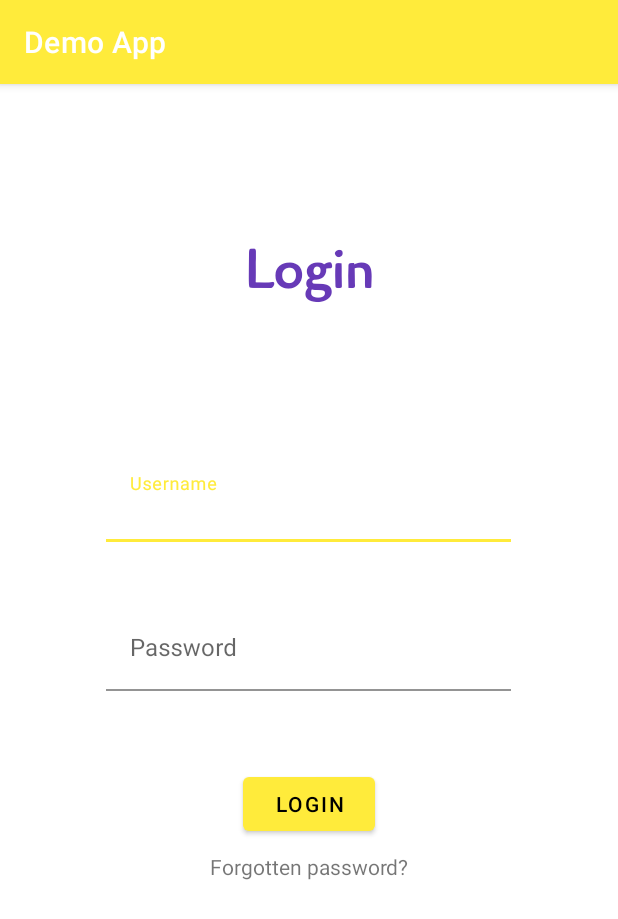
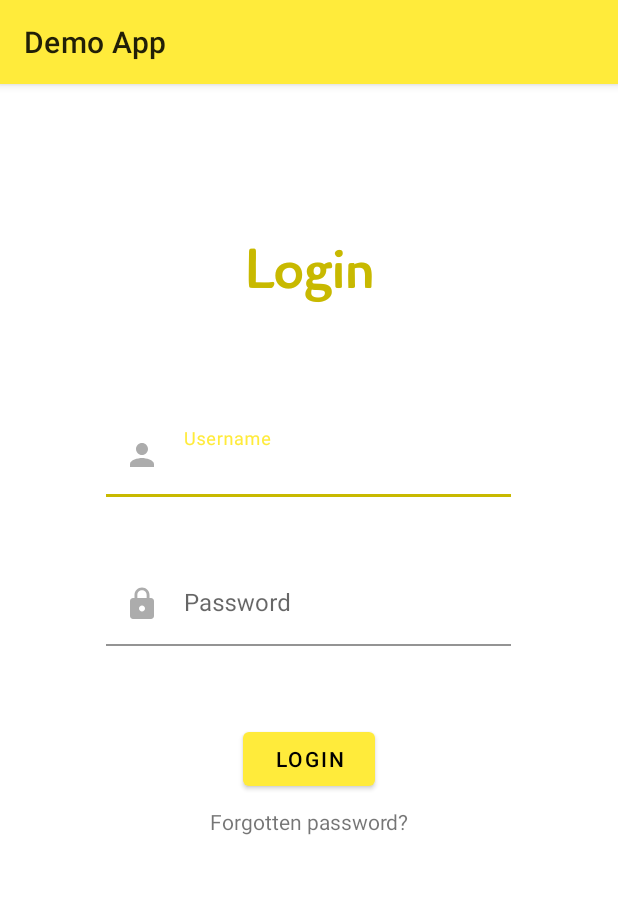
Before and after one commit to alinbabu2010/BitNews, an Android app: the screen it shows after launch (MainActivity), on a phone screen of 412 x 824 dp. Shown: the top 919 px of the screen. Run offline under Robolectric (Android 15) with nearby library versions, the phone set to English and light mode, and no system bars.

Commit message:
Add icons and styles

```diff
--- a/app/build.gradle
+++ b/app/build.gradle
@@ -9,7 +9,7 @@
 
     defaultConfig {
         applicationId "com.example.demoapp"
-        minSdkVersion 22
+        minSdkVersion 23
         targetSdkVersion 30
         versionCode 1
         versionName "1.0"
--- a/app/src/main/AndroidManifest.xml
+++ b/app/src/main/AndroidManifest.xml
@@ -10,7 +10,8 @@
         android:roundIcon="@mipmap/ic_launcher_round"
         android:supportsRtl="true"
         android:theme="@style/Theme.DemoApp">
-        <activity android:name=".activities.SplashActivity">
+        <activity android:name=".activities.SplashActivity"
+            android:theme="@style/SplashTheme">
             <intent-filter>
                 <action android:name="android.intent.action.MAIN" />
 
--- /dev/null
+++ b/app/src/main/res/drawable-anydpi/ic_password.xml
@@ -0,0 +1,11 @@
+<vector xmlns:android="http://schemas.android.com/apk/res/android"
+    android:width="24dp"
+    android:height="24dp"
+    android:viewportWidth="24"
+    android:viewportHeight="24"
+    android:tint="#333333"
+    android:alpha="0.6">
+  <path
+      android:fillColor="@android:color/white"
+      android:pathData="M18,8h-1L17,6c0,-2.76 -2.24,-5 -5,-5S7,3.24 7,6v2L6,8c-1.1,0 -2,0.9 -2,2v10c0,1.1 0.9,2 2,2h12c1.1,0 2,-0.9 2,-2L20,10c0,-1.1 -0.9,-2 -2,-2zM12,17c-1.1,0 -2,-0.9 -2,-2s0.9,-2 2,-2 2,0.9 2,2 -0.9,2 -2,2zM15.1,8L8.9,8L8.9,6c0,-1.71 1.39,-3.1 3.1,-3.1 1.71,0 3.1,1.39 3.1,3.1v2z"/>
+</vector>
--- /dev/null
+++ b/app/src/main/res/drawable-anydpi/ic_user.xml
@@ -0,0 +1,11 @@
+<vector xmlns:android="http://schemas.android.com/apk/res/android"
+    android:width="24dp"
+    android:height="24dp"
+    android:viewportWidth="24"
+    android:viewportHeight="24"
+    android:tint="#333333"
+    android:alpha="0.6">
+  <path
+      android:fillColor="@android:color/white"
+      android:pathData="M12,12c2.21,0 4,-1.79 4,-4s-1.79,-4 -4,-4 -4,1.79 -4,4 1.79,4 4,4zM12,14c-2.67,0 -8,1.34 -8,4v2h16v-2c0,-2.66 -5.33,-4 -8,-4z"/>
+</vector>
--- a/app/src/main/res/layout/fragment_login.xml
+++ b/app/src/main/res/layout/fragment_login.xml
@@ -14,7 +14,7 @@
         android:fontFamily="@font/cagliostro"
         android:text="@string/login_string"
         android:textAlignment="center"
-        android:textColor="#673AB7"
+        android:textColor="@color/primary_dark"
         android:textSize="36sp"
         android:textStyle="bold"
         app:layout_constraintEnd_toEndOf="parent"
@@ -26,13 +26,16 @@
         android:id="@+id/username_input_layout"
         android:layout_width="270dp"
         android:layout_height="75dp"
-        android:layout_marginTop="100dp"
+        android:layout_marginTop="70dp"
         android:hint="@string/username_text"
-        app:boxBackgroundColor="#FFFFFF"
+        app:boxBackgroundColor="#00FFFFFF"
+        app:boxStrokeColor="@color/primary_dark"
+        app:hintTextColor="@color/primary"
         app:layout_constraintEnd_toEndOf="parent"
         app:layout_constraintHorizontal_bias="0.496"
         app:layout_constraintStart_toStartOf="parent"
-        app:layout_constraintTop_toBottomOf="@+id/login_textView">
+        app:layout_constraintTop_toBottomOf="@+id/login_textView"
+        app:startIconDrawable="@drawable/ic_user">
 
         <com.google.android.material.textfield.TextInputEditText
             android:id="@+id/username_input"
@@ -47,11 +50,15 @@
         android:layout_height="75dp"
         android:layout_marginTop="24dp"
         android:hint="@string/password_text"
-        app:boxBackgroundColor="#FFFFFF"
+        app:boxBackgroundColor="#00FFFFFF"
+        app:boxStrokeColor="@color/primary_dark"
+        app:hintTextColor="@color/primary"
         app:layout_constraintEnd_toEndOf="parent"
         app:layout_constraintHorizontal_bias="0.496"
         app:layout_constraintStart_toStartOf="parent"
-        app:layout_constraintTop_toBottomOf="@+id/username_input_layout">
+        app:layout_constraintTop_toBottomOf="@+id/username_input_layout"
+        app:passwordToggleTint="@color/black"
+        app:startIconDrawable="@drawable/ic_password">
 
         <com.google.android.material.textfield.TextInputEditText
             android:id="@+id/password_input"
@@ -61,7 +68,7 @@
     </com.google.android.material.textfield.TextInputLayout>
 
     <Button
-        android:id="@+id/button"
+        android:id="@+id/login_button"
         android:layout_width="wrap_content"
         android:layout_height="wrap_content"
         android:layout_marginTop="32dp"
@@ -72,13 +79,15 @@
         app:layout_constraintTop_toBottomOf="@+id/password_input_layout" />
 
     <TextView
-        android:id="@+id/textView2"
+        android:id="@+id/forgot_password"
         android:layout_width="wrap_content"
         android:layout_height="wrap_content"
         android:layout_marginTop="8dp"
         android:layout_weight="1"
+        android:clickable="true"
+        android:focusable="true"
         android:text="@string/forgot_password_text"
         app:layout_constraintEnd_toEndOf="parent"
         app:layout_constraintStart_toStartOf="parent"
-        app:layout_constraintTop_toBottomOf="@+id/button" />
+        app:layout_constraintTop_toBottomOf="@+id/login_button" />
 </androidx.constraintlayout.widget.ConstraintLayout>
--- a/app/src/main/res/values-night/themes.xml
+++ b/app/src/main/res/values-night/themes.xml
@@ -3,7 +3,7 @@
     <style name="Theme.DemoApp" parent="Theme.MaterialComponents.DayNight.DarkActionBar">
         <!-- Primary brand color. -->
         <item name="colorPrimary">@color/primary</item>
-        <item name="colorPrimaryVariant">@color/primary_dark</item>
+        <item name="colorPrimaryVariant">@color/primary_light</item>
         <item name="colorOnPrimary">@color/black</item>
         <!-- Secondary brand color. -->
         <item name="colorSecondary">@color/secondary</item>
--- a/app/src/main/res/values/themes.xml
+++ b/app/src/main/res/values/themes.xml
@@ -1,16 +1,18 @@
 <resources xmlns:tools="http://schemas.android.com/tools">
     <!-- Base application theme. -->
-    <style name="Theme.DemoApp" parent="Theme.MaterialComponents.DayNight.DarkActionBar">
+    <style name="Theme.DemoApp" parent="Theme.MaterialComponents.DayNight">
         <!-- Primary brand color. -->
         <item name="colorPrimary">@color/primary</item>
-        <item name="colorPrimaryVariant">@color/primary_light</item>
+        <item name="colorPrimaryVariant">@color/primary_dark</item>
         <item name="colorOnPrimary">@color/black</item>
         <!-- Secondary brand color. -->
         <item name="colorSecondary">@color/secondary</item>
         <item name="colorSecondaryVariant">@color/secondary_light</item>
         <item name="colorOnSecondary">@color/black</item>
-        <!-- Status bar color. -->
         <item name="android:statusBarColor" tools:targetApi="l">?attr/colorPrimaryVariant</item>
-        <!-- Customize your theme here. -->
+        <item name="android:titleTextColor">@color/black</item>
+    </style>
+    <style name="SplashTheme" parent="Theme.DemoApp">
+        <item name="android:windowBackground">@color/primary_light</item>
     </style>
 </resources>
```
Also changed, not shown: app/src/main/res/drawable-hdpi/ic_password.png (added), app/src/main/res/drawable-hdpi/ic_user.png (added), app/src/main/res/drawable-mdpi/ic_password.png (added), app/src/main/res/drawable-mdpi/ic_user.png (added), app/src/main/res/drawable-xhdpi/ic_password.png (added), app/src/main/res/drawable-xhdpi/ic_user.png (added), app/src/main/res/drawable-xxhdpi/ic_password.png (added), app/src/main/res/drawable-xxhdpi/ic_user.png (added).
